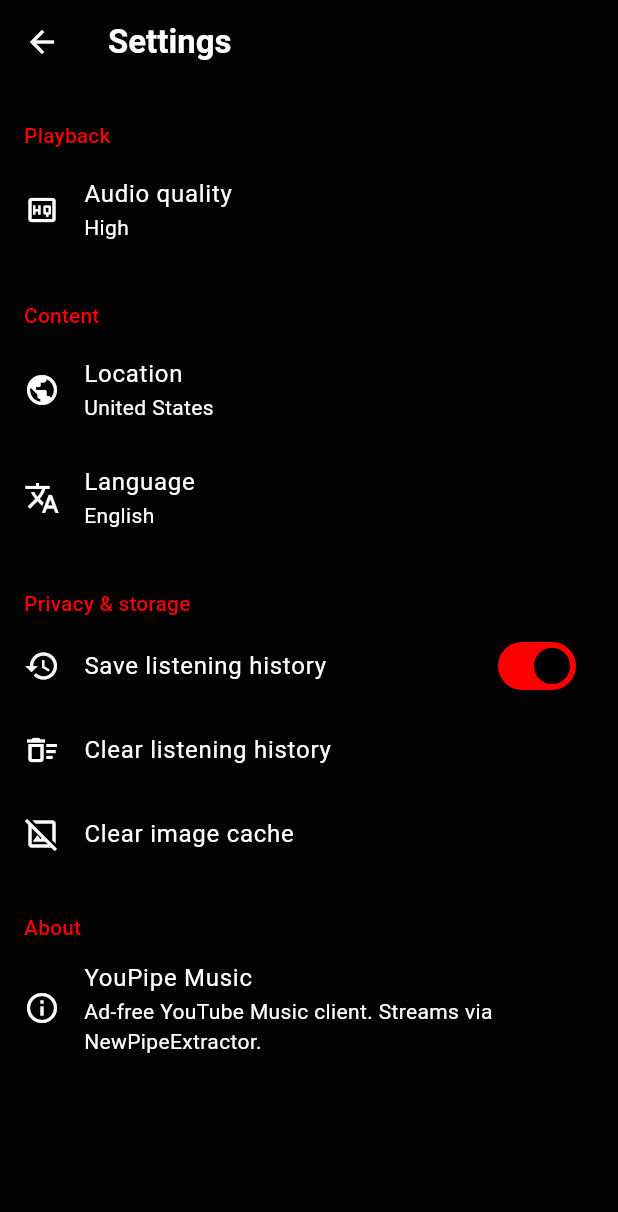
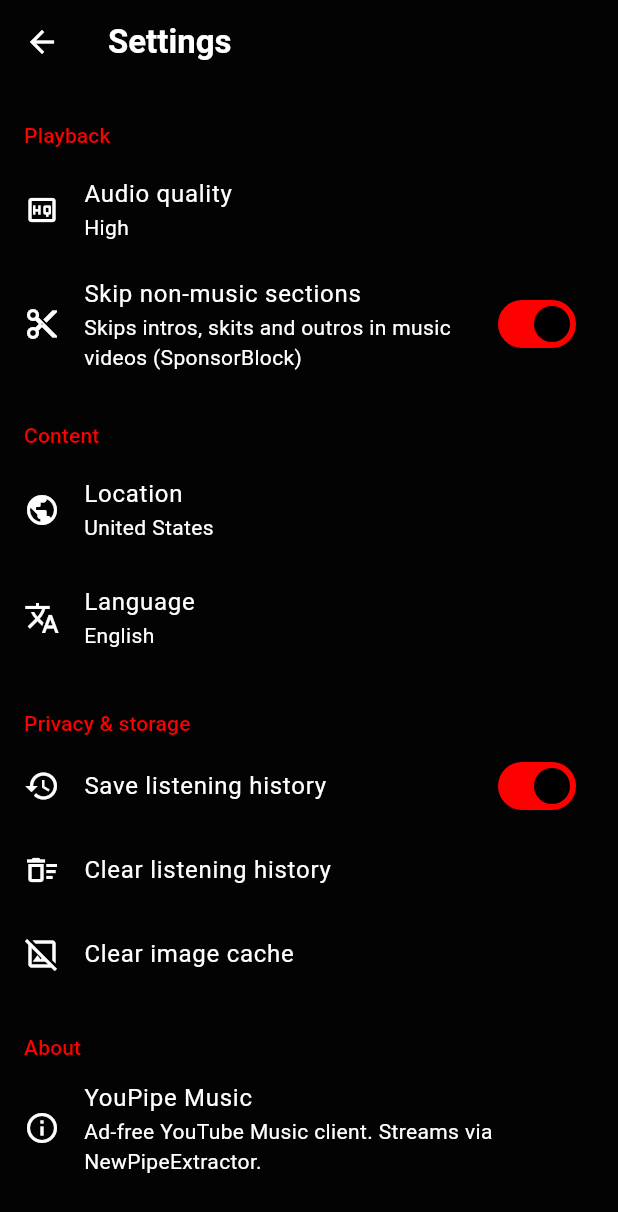
Before and after one commit to SanuSanal/YouPipe-Music, a Flutter app: the screen it shows after launch, after a tap on the "person" icon, on a phone screen of 412 x 824 dp. Shown: the top 1212 px of the screen. Run offline on Flutter 3.47's test engine with Material 3 defaults, Android fonts, the phone set to English and light mode, and no system bars; our stand-ins replace audio_service, cached_network_image, dio, drift, drift_flutter, flutter_cache_manager and 6 more; missing offline and left inert: audio_session; accounts and stored records are empty; generated files the repository leaves out were written again; network calls fail; statements that could not run were skipped.

Commit message:
Phase 2: SponsorBlock non-music section skipping
Hash-prefix lookups (music_offtopic), skip with toast, settings toggle.

Co-Authored-By: Claude Opus 5.5 <noreply@anthropic.com>

```diff
--- a/lib/features/settings/settings_screen.dart
+++ b/lib/features/settings/settings_screen.dart
@@ -112,6 +112,14 @@ class SettingsScreen extends ConsumerWidget {
               (v) => controller.update(s.copyWith(quality: v)),
             ),
           ),
+          SwitchListTile(
+            secondary: const Icon(Icons.content_cut, color: YtmColors.textPrimary),
+            title: const Text('Skip non-music sections'),
+            subtitle: const Text('Skips intros, skits and outros in music videos (SponsorBlock)'),
+            value: s.skipNonMusic,
+            activeTrackColor: YtmColors.brandRed,
+            onChanged: (v) => controller.update(s.copyWith(skipNonMusic: v)),
+          ),
           const _Header('Content'),
           ListTile(
             leading: const Icon(Icons.public, color: YtmColors.textPrimary),
--- a/lib/player/audio_handler.dart
+++ b/lib/player/audio_handler.dart
@@ -6,6 +6,7 @@ import 'package:audio_session/audio_session.dart';
 import 'package:flutter/foundation.dart';
 import 'package:just_audio/just_audio.dart';
 
+import '../data/sponsorblock.dart';
 import '../data/stream_resolver.dart';
 import '../innertube/models.dart';
 
@@ -18,6 +19,9 @@ class SleepTimer {
   final DateTime? endsAt;
   final bool endOfSong;
 }
+
+/// Returns the parts of a video to skip (SponsorBlock), or an empty list.
+typedef SegmentLoader = Future<List<SkipSegment>> Function(String videoId);
 
 /// Loads more songs for an endless queue (radio). Returns an empty list when exhausted.
 typedef QueueExtender = Future<List<SongItem>> Function();
@@ -61,6 +65,7 @@ class YouPipeAudioHandler extends BaseAudioHandler with SeekHandler {
     _player.processingStateStream.listen((s) {
       if (s == ProcessingState.completed) _onCompleted();
     });
+    _player.positionStream.listen(_skipSegments);
     _initSession();
   }
 
@@ -70,6 +75,13 @@ class YouPipeAudioHandler extends BaseAudioHandler with SeekHandler {
   final equalizer = AndroidEqualizer();
   final loudness = AndroidLoudnessEnhancer();
   late final _player = AudioPlayer(audioPipeline: AudioPipeline(androidAudioEffects: [loudness, equalizer]));
+
+  /// Set by the app when SponsorBlock is enabled; null disables skipping.
+  SegmentLoader? segmentLoader;
+  List<SkipSegment> _segments = const [];
+
+  /// Emits when a non-music section was skipped (for a toast).
+  final skippedSegments = StreamController<SkipSegment>.broadcast();
 
   /// When playback will stop, if a sleep timer is set.
   final sleepTimer = ValueNotifier<SleepTimer?>(null);
@@ -229,6 +241,15 @@ class YouPipeAudioHandler extends BaseAudioHandler with SeekHandler {
       );
       if (gen != _loadGeneration) return;
       if (duration != null) mediaItem.add(toMediaItem(song).copyWith(duration: duration));
+      _segments = const [];
+      final loader = segmentLoader;
+      if (loader != null) {
+        unawaited(
+          loader(song.videoId).then((segs) {
+            if (gen == _loadGeneration) _segments = segs;
+          }, onError: (_) {}),
+        );
+      }
       _prefetchNext();
       await _player.play();
     } catch (e) {
@@ -240,6 +261,23 @@ class YouPipeAudioHandler extends BaseAudioHandler with SeekHandler {
           errorMessage: e is StreamResolveException ? e.message : '$e',
         ),
       );
+    }
+  }
+
+  void _skipSegments(Duration position) {
+    if (_segments.isEmpty || !_player.playing) return;
+    for (final seg in _segments) {
+      if (!seg.contains(position)) continue;
+      skippedSegments.add(seg);
+      final duration = _player.duration;
+      // A segment running to the end means the song is over.
+      if (duration != null && seg.end >= duration - const Duration(seconds: 1)) {
+        _segments = const [];
+        _onCompleted();
+      } else {
+        _player.seek(seg.end);
+      }
+      return;
     }
   }
 
--- a/lib/ui/shell/app_shell.dart
+++ b/lib/ui/shell/app_shell.dart
@@ -1,14 +1,17 @@
+import 'dart:async';
 import 'dart:ui' show lerpDouble;
 
 import 'package:flutter/material.dart';
 import 'package:flutter_riverpod/flutter_riverpod.dart';
 import 'package:go_router/go_router.dart';
 
+import '../../data/sponsorblock.dart';
 import '../../features/player/mini_player.dart';
 import '../../features/player/player_screen.dart';
 import '../../innertube/models.dart';
 import '../../providers.dart';
 import '../navigation.dart';
+import '../widgets/item_menu.dart' show showSnack;
 import '../theme/ytm_theme.dart';
 
 /// Bottom navigation + the player panel that expands from the mini player to full screen.
@@ -23,9 +26,19 @@ class AppShell extends ConsumerStatefulWidget {
 
 class _AppShellState extends ConsumerState<AppShell> with SingleTickerProviderStateMixin {
   late final _panel = AnimationController(vsync: this, duration: const Duration(milliseconds: 300));
+  StreamSubscription<SkipSegment>? _skips;
+
+  @override
+  void initState() {
+    super.initState();
+    _skips = ref.read(audioHandlerProvider).skippedSegments.stream.listen((_) {
+      if (mounted) showSnack(context, 'Skipped non-music section');
+    });
+  }
 
   @override
   void dispose() {
+    _skips?.cancel();
     _panel.dispose();
     super.dispose();
   }
--- a/pubspec.yaml
+++ b/pubspec.yaml
@@ -48,6 +48,7 @@ dependencies:
   shared_preferences: ^2.5.5
   share_plus: ^13.3.0
   flutter_cache_manager: ^3.4.5
+  crypto: ^3.0.7
 
 dev_dependencies:
   flutter_test:
```
Also changed, not shown: lib/data/sponsorblock.dart (added, +64 -0 lines), lib/providers.dart (+25 -7 lines), pubspec.lock.
